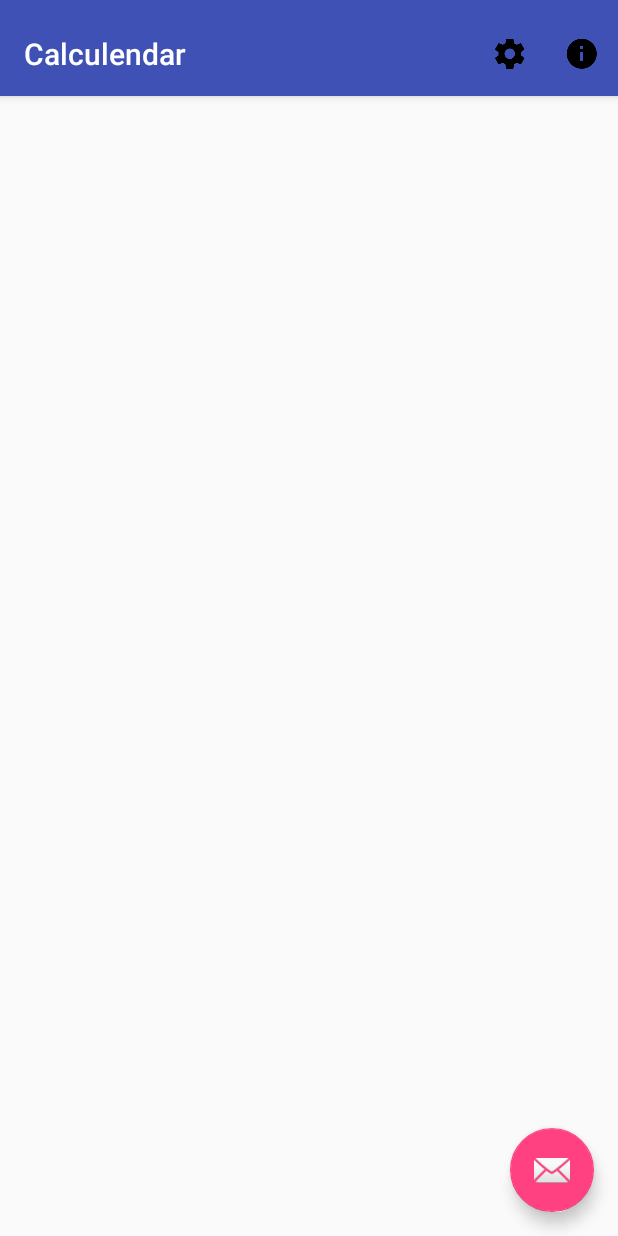
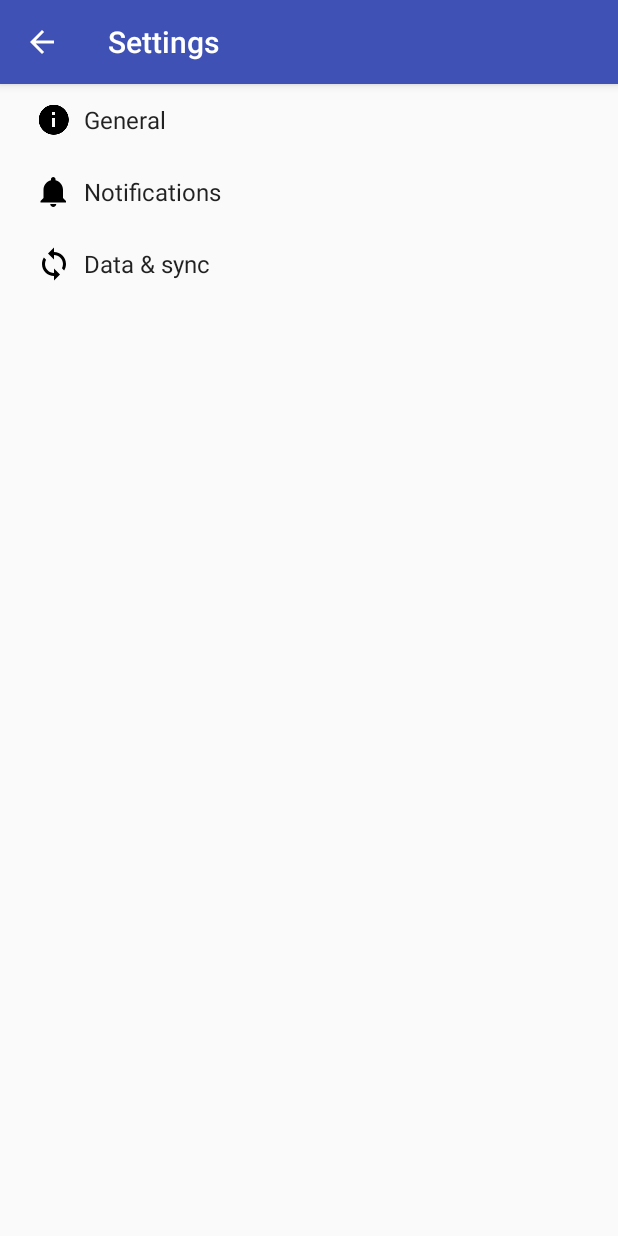
Before and after one commit to keoyauthin/Calculendar, an Android app: the screen it shows after launch (CalculendarMain before the commit, CalculendarSettings after it), after a tap on "Settings", on a phone screen of 412 x 824 dp. Run offline under Robolectric (Android 15) with nearby library versions, the phone set to English and light mode, and no system bars; libraries missing offline, so code that uses them is left out: com.orm, com.orm.query, com.wdullaer.materialdatetimepicker; 1 statement that could not run was skipped.

Commit message:
wired up settings view and onclick listeners

```diff
--- a/app/build.gradle
+++ b/app/build.gradle
@@ -9,6 +9,7 @@ android {
         targetSdkVersion 25
         versionCode 36
         versionName "3.0"
+        vectorDrawables.useSupportLibrary = true
     }
     buildTypes {
         release {
--- a/app/src/main/java/com/kennethfechter/datepicker/CalculendarMain.java
+++ b/app/src/main/java/com/kennethfechter/datepicker/CalculendarMain.java
@@ -1,23 +1,38 @@
 package com.kennethfechter.datepicker;
 
+import android.content.Intent;
 import android.support.design.widget.FloatingActionButton;
+import android.support.v4.view.GestureDetectorCompat;
 import android.support.v7.app.AppCompatActivity;
+import android.support.v7.view.ActionMode;
 import android.support.v7.widget.LinearLayoutManager;
 import android.support.v7.widget.RecyclerView;
 import android.support.v7.widget.Toolbar;
 import android.os.Bundle;
 import android.view.Menu;
+import android.view.MenuInflater;
 import android.view.MenuItem;
+import android.view.MotionEvent;
 import android.view.View;
+import android.view.GestureDetector.SimpleOnGestureListener;
 
+import com.kennethfechter.datepicker.activities.CalculendarSettings;
 import com.kennethfechter.datepicker.adapters.CalculationListAdapter;
 import com.kennethfechter.datepicker.utilities.ApplicationUtilities;
 import com.kennethfechter.datepicker.utilities.DatabaseUtilities;
 
-public class CalculendarMain extends AppCompatActivity {
+import java.util.Formatter;
+import java.util.List;
+import java.util.Locale;
+
+public class CalculendarMain extends AppCompatActivity implements RecyclerView.OnItemTouchListener {
 
     private ApplicationUtilities appUtilities;
     private RecyclerView calculationsList;
+    private CalculationListAdapter calculationsListAdapter;
+    private ActionMode mActionMode;
+    private FloatingActionButton floatingActionButton;
+    private GestureDetectorCompat gestureDetector;
 
 
     @Override
@@ -30,8 +45,8 @@ public class CalculendarMain extends AppCompatActivity {
         Toolbar toolbar = (Toolbar) findViewById(R.id.toolbar);
         setSupportActionBar(toolbar);
         appUtilities = new ApplicationUtilities(CalculendarMain.this);
-        FloatingActionButton fab = (FloatingActionButton) findViewById(R.id.fab);
-        fab.setOnClickListener(new View.OnClickListener() {
+        floatingActionButton = (FloatingActionButton) findViewById(R.id.fab);
+        floatingActionButton.setOnClickListener(new View.OnClickListener() {
             @Override
             public void onClick(View view) {
                appUtilities.CreateCalculation();
@@ -40,7 +55,18 @@ public class CalculendarMain extends AppCompatActivity {
 
         DatabaseUtilities.ArchiveAndScrub(appUtilities);
         UpdateListView();
-        fab.show();
+        floatingActionButton.show();
+        calculationsList.addOnItemTouchListener(this);
+        gestureDetector = new GestureDetectorCompat(this, new RecyclerViewOnGestureListener());
+        Bundle extras = getIntent().getExtras();
+        if(extras != null){
+            String targetAction = extras.getString("targetAction");
+            if(targetAction != null) {
+                if (targetAction.equals("create")) {
+                    appUtilities.CreateCalculation();
+                }
+            }
+        }
     }
 
     @Override
@@ -51,24 +77,142 @@ public class CalculendarMain extends AppCompatActivity {
     }
 
     @Override
+    public boolean onInterceptTouchEvent(RecyclerView rv, MotionEvent e) {
+        gestureDetector.onTouchEvent(e);
+        return false;
+    }
+
+    @Override
+    public void onTouchEvent(RecyclerView rv, MotionEvent e) {
+    }
+
+    @Override
+    public void onRequestDisallowInterceptTouchEvent(boolean b) {
+
+    }
+
+    @Override
     public boolean onOptionsItemSelected(MenuItem item) {
 
         int id = item.getItemId();
         if (id == R.id.action_settings) {
+            Intent intent = new Intent(this, CalculendarSettings.class);
+            startActivity(intent);
             return true;
         } else if (id == R.id.action_about) {
+            //Intent intent = new Intent(this, CalculendarAbout.class);
+            //startActivity(intent);
             return true;
         }
 
         return super.onOptionsItemSelected(item);
     }
 
+    private void myToggleSelection(int idx){
+        calculationsListAdapter.ToggleSelections(idx);
+        if(calculationsListAdapter.getSelectedItemCount() == 0){
+            mActionMode.finish();
+            return;
+        }
+
+        StringBuilder sb = new StringBuilder();
+        Formatter formatter = new Formatter(sb, Locale.US);
+
+        formatter.format(getString(R.string.selected_count), calculationsListAdapter.getSelectedItemCount());
+        mActionMode.setTitle(sb.toString());
+    }
+
     private void UpdateListView(){
-        calculationsList.setAdapter(DatabaseUtilities.GetCalculations(this, new CalculationListAdapter.ItemChangedInterface() {
+        calculationsListAdapter =  DatabaseUtilities.GetCalculations(this, new CalculationListAdapter.ItemChangedInterface() {
             @Override
             public void ItemChanged() {
                 UpdateListView();
+            }});
+        calculationsList.setAdapter(calculationsListAdapter);
+    }
+
+    private ActionMode.Callback mActionModeCallback = new ActionMode.Callback() {
+
+        // Called when the action mode is created; startActionMode() was called
+        @Override
+        public boolean onCreateActionMode(ActionMode mode, Menu menu) {
+            // Inflate a menu resource providing context menu items
+            MenuInflater inflater = mode.getMenuInflater();
+            floatingActionButton.hide();
+            inflater.inflate(R.menu.menu_action, menu);
+
+            return true;
+        }
+
+        // Called each time the action mode is shown. Always called after onCreateActionMode, but
+        // may be called multiple times if the mode is invalidated.
+        @Override
+        public boolean onPrepareActionMode(ActionMode mode, Menu menu) {
+            return false; // Return false if nothing is done
+        }
+
+        // Called when the user selects a contextual menu item
+        @Override
+        public boolean onActionItemClicked(ActionMode mode, MenuItem item) {
+            List<Integer> selectedItems = calculationsListAdapter.GetSelectedItems();
+            switch (item.getItemId()) {
+                case R.id.deleteItem:
+                    for(int i = selectedItems.size() - 1; i >= 0; i--){
+                        calculationsListAdapter.getCalculationAtPosition(selectedItems.get(i)).DeleteCalculation();
+                    }
+                    mode.finish(); // Action picked, so close the CAB
+                    UpdateListView(); // update list view because we just changed things
+                    return true;
+                default:
+                    return false;
             }
-        }));
+        }
+
+        // Called when the user exits the action mode
+        @Override
+        public void onDestroyActionMode(ActionMode mode) {
+           floatingActionButton.show();
+            mActionMode = null;
+            calculationsListAdapter.ClearSelections();
+        }
+    };
+
+    private void onClick(View view){
+        int idx = calculationsList.getChildAdapterPosition(view);
+        if(mActionMode != null){
+            myToggleSelection(idx);
+        }
     }
+
+    private class RecyclerViewOnGestureListener extends SimpleOnGestureListener {
+        @Override
+        public boolean onSingleTapConfirmed(MotionEvent e){
+            View view = calculationsList.findChildViewUnder(e.getX(), e.getY());
+            if(view != null){
+                onClick(view);
+            } else {
+                if(mActionMode != null){
+                    calculationsListAdapter.ClearSelections();
+                    mActionMode.finish();
+                }
+            }
+            return super.onSingleTapConfirmed(e);
+        }
+
+        @Override
+        public void onLongPress(MotionEvent e){
+            View view = calculationsList.findChildViewUnder(e.getX(), e.getY());
+            if(view != null){
+                if (mActionMode != null) {
+                    return;
+                }
+                // Start the CAB using the ActionMode.Callback defined above
+                mActionMode = CalculendarMain.this.startSupportActionMode(mActionModeCallback);
+                int idx = calculationsList.getChildAdapterPosition(view);
+                myToggleSelection(idx);
+            }
+            super.onLongPress(e);
+        }
+    }
+
 }
--- /dev/null
+++ b/app/src/main/java/com/kennethfechter/datepicker/activities/AppCompatPreferenceActivity.java
@@ -0,0 +1,110 @@
+package com.kennethfechter.datepicker.activities;
+
+import android.content.res.Configuration;
+import android.os.Bundle;
+import android.preference.PreferenceActivity;
+import android.support.annotation.LayoutRes;
+import android.support.annotation.Nullable;
+import android.support.v7.app.ActionBar;
+import android.support.v7.app.AppCompatDelegate;
+import android.support.v7.widget.Toolbar;
+import android.view.MenuInflater;
+import android.view.View;
+import android.view.ViewGroup;
+
+/**
+ * A {@link android.preference.PreferenceActivity} which implements and proxies the necessary calls
+ * to be used with AppCompat.
+ */
+public abstract class AppCompatPreferenceActivity extends PreferenceActivity {
+
+    private AppCompatDelegate mDelegate;
+
+    @Override
+    protected void onCreate(Bundle savedInstanceState) {
+        getDelegate().installViewFactory();
+        getDelegate().onCreate(savedInstanceState);
+        super.onCreate(savedInstanceState);
+    }
+
+    @Override
+    protected void onPostCreate(Bundle savedInstanceState) {
+        super.onPostCreate(savedInstanceState);
+        getDelegate().onPostCreate(savedInstanceState);
+    }
+
+    public ActionBar getSupportActionBar() {
+        return getDelegate().getSupportActionBar();
+    }
+
+    public void setSupportActionBar(@Nullable Toolbar toolbar) {
+        getDelegate().setSupportActionBar(toolbar);
+    }
+
+    @SuppressWarnings("NullableProblems")
+    @Override
+    public MenuInflater getMenuInflater() {
+        return getDelegate().getMenuInflater();
+    }
+
+    @Override
+    public void setContentView(@LayoutRes int layoutResID) {
+        getDelegate().setContentView(layoutResID);
+    }
+
+    @Override
+    public void setContentView(View view) {
+        getDelegate().setContentView(view);
+    }
+
+    @Override
+    public void setContentView(View view, ViewGroup.LayoutParams params) {
+        getDelegate().setContentView(view, params);
+    }
+
+    @Override
+    public void addContentView(View view, ViewGroup.LayoutParams params) {
+        getDelegate().addContentView(view, params);
+    }
+
+    @Override
+    protected void onPostResume() {
+        super.onPostResume();
+        getDelegate().onPostResume();
+    }
+
+    @Override
+    protected void onTitleChanged(CharSequence title, int color) {
+        super.onTitleChanged(title, color);
+        getDelegate().setTitle(title);
+    }
+
+    @Override
+    public void onConfigurationChanged(Configuration newConfig) {
+        super.onConfigurationChanged(newConfig);
+        getDelegate().onConfigurationChanged(newConfig);
+    }
+
+    @Override
+    protected void onStop() {
+        super.onStop();
+        getDelegate().onStop();
+    }
+
+    @Override
+    protected void onDestroy() {
+        super.onDestroy();
+        getDelegate().onDestroy();
+    }
+
+    public void invalidateOptionsMenu() {
+        getDelegate().invalidateOptionsMenu();
+    }
+
+    private AppCompatDelegate getDelegate() {
+        if (mDelegate == null) {
+            mDelegate = AppCompatDelegate.create(this, null);
+        }
+        return mDelegate;
+    }
+}
--- /dev/null
+++ b/app/src/main/res/drawable/ic_info_black_24dp.xml
@@ -0,0 +1,9 @@
+<vector xmlns:android="http://schemas.android.com/apk/res/android"
+    android:width="24dp"
+    android:height="24dp"
+    android:viewportHeight="24.0"
+    android:viewportWidth="24.0">
+    <path
+        android:fillColor="#FF000000"
+        android:pathData="M12,2C6.48,2 2,6.48 2,12s4.48,10 10,10 10,-4.48 10,-10S17.52,2 12,2zm1,15h-2v-6h2v6zm0,-8h-2V7h2v2z" />
+</vector>
--- /dev/null
+++ b/app/src/main/res/drawable/ic_notifications_black_24dp.xml
@@ -0,0 +1,9 @@
+<vector xmlns:android="http://schemas.android.com/apk/res/android"
+    android:width="24dp"
+    android:height="24dp"
+    android:viewportHeight="24.0"
+    android:viewportWidth="24.0">
+    <path
+        android:fillColor="#FF000000"
+        android:pathData="M11.5,22c1.1,0 2,-0.9 2,-2h-4c0,1.1 0.9,2 2,2zm6.5,-6v-5.5c0,-3.07 -2.13,-5.64 -5,-6.32V3.5c0,-0.83 -0.67,-1.5 -1.5,-1.5S10,2.67 10,3.5v0.68c-2.87,0.68 -5,3.25 -5,6.32V16l-2,2v1h17v-1l-2,-2z" />
+</vector>
--- /dev/null
+++ b/app/src/main/res/drawable/ic_sync_black_24dp.xml
@@ -0,0 +1,9 @@
+<vector xmlns:android="http://schemas.android.com/apk/res/android"
+    android:width="24dp"
+    android:height="24dp"
+    android:viewportHeight="24.0"
+    android:viewportWidth="24.0">
+    <path
+        android:fillColor="#FF000000"
+        android:pathData="M12 4V1L8 5l4 4V6c3.31 0 6 2.69 6 6 0 1.01,-.25 1.97,-.7 2.8l1.46 1.46C19.54 15.03 20 13.57 20 12c0,-4.42,-3.58,-8,-8,-8zm0 14c-3.31 0,-6,-2.69,-6,-6 0,-1.01.25,-1.97.7,-2.8L5.24 7.74C4.46 8.97 4 10.43 4 12c0 4.42 3.58 8 8 8v3l4,-4,-4,-4v3z" />
+</vector>
--- /dev/null
+++ b/app/src/main/res/menu/menu_action.xml
@@ -0,0 +1,9 @@
+<?xml version="1.0" encoding="utf-8"?>
+<menu xmlns:android="http://schemas.android.com/apk/res/android"
+    xmlns:app="http://schemas.android.com/apk/res-auto">
+    <item
+        android:id="@+id/deleteItem"
+        android:icon="@drawable/ic_delete_black_24dp"
+        app:showAsAction="always"
+        android:title="@string/delete" />
+</menu>
--- a/app/src/main/res/values/strings.xml
+++ b/app/src/main/res/values/strings.xml
@@ -14,6 +14,8 @@
     <string name="create_shortcut_long_label">Create calculation</string>
     <string name="shortcut_disabled_message">This shortcut is disabled</string>
 
+    <string name="selected_count">%1$s selected</string>
+
     <!-- Strings for Options Dialog -->
     <string name="saturdays">Saturdays</string>
     <string name="sundays">Sundays</string>
@@ -21,4 +23,78 @@
     <string name="custom_days">Custom Days</string>
     <string name="exclusion_options">Exclusion Options</string>
     <string name="validation_error_start_date_must_occur_before_end_date">Validation Error: start date must occur before end date</string>
+    <string name="delete">Delete</string>
+    <string name="title_activity_calculendar_settings">Settings</string>
+
+    <!-- Strings related to Settings -->
+
+    <!-- Example General settings -->
+    <string name="pref_header_general">General</string>
+
+    <string name="pref_title_social_recommendations">Enable social recommendations</string>
+    <string name="pref_description_social_recommendations">Recommendations for people to contact
+        based on your message history
+    </string>
+
+    <string name="pref_title_display_name">Display name</string>
+    <string name="pref_default_display_name">John Smith</string>
+
+    <string name="pref_title_add_friends_to_messages">Add friends to messages</string>
+    <string-array name="pref_example_list_titles">
+        <item>Always</item>
+        <item>When possible</item>
+        <item>Never</item>
+    </string-array>
+    <string-array name="pref_example_list_values">
+        <item>1</item>
+        <item>0</item>
+        <item>-1</item>
+    </string-array>
+
+    <!-- Example settings for Data & Sync -->
+    <string name="pref_header_data_sync">Data &amp; sync</string>
+
+    <string name="pref_title_sync_frequency">Sync frequency</string>
+    <string-array name="pref_sync_frequency_titles">
+        <item>15 minutes</item>
+        <item>30 minutes</item>
+        <item>1 hour</item>
+        <item>3 hours</item>
+        <item>6 hours</item>
+        <item>Never</item>
+    </string-array>
+    <string-array name="pref_sync_frequency_values">
+        <item>15</item>
+        <item>30</item>
+        <item>60</item>
+        <item>180</item>
+        <item>360</item>
+        <item>-1</item>
+    </string-array>
+
+    <string-array name="list_preference_entries">
+        <item>Entry 1</item>
+        <item>Entry 2</item>
+        <item>Entry 3</item>
+    </string-array>
+
+    <string-array name="list_preference_entry_values">
+        <item>1</item>
+        <item>2</item>
+        <item>3</item>
+    </string-array>
+
+    <string-array name="multi_select_list_preference_default_value" />
+
+    <string name="pref_title_system_sync_settings">System sync settings</string>
+
+    <!-- Example settings for Notifications -->
+    <string name="pref_header_notifications">Notifications</string>
+
+    <string name="pref_title_new_message_notifications">New message notifications</string>
+
+    <string name="pref_title_ringtone">Ringtone</string>
+    <string name="pref_ringtone_silent">Silent</string>
+
+    <string name="pref_title_vibrate">Vibrate</string>
 </resources>
--- /dev/null
+++ b/app/src/main/res/xml/pref_data_sync.xml
@@ -0,0 +1,15 @@
+<PreferenceScreen xmlns:android="http://schemas.android.com/apk/res/android">
+
+    <!-- NOTE: Hide buttons to simplify the UI. Users can touch outside the dialog to
+         dismiss it. -->
+    <!-- NOTE: ListPreference's summary should be set to its value by the activity code. -->
+    <ListPreference
+        android:defaultValue="180"
+        android:entries="@array/pref_sync_frequency_titles"
+        android:entryValues="@array/pref_sync_frequency_values"
+        android:key="sync_frequency"
+        android:negativeButtonText="@null"
+        android:positiveButtonText="@null"
+        android:title="@string/pref_title_sync_frequency" />
+
+</PreferenceScreen>
--- /dev/null
+++ b/app/src/main/res/xml/pref_general.xml
@@ -0,0 +1,33 @@
+<PreferenceScreen xmlns:android="http://schemas.android.com/apk/res/android">
+
+    <SwitchPreference
+        android:defaultValue="true"
+        android:key="example_switch"
+        android:summary="@string/pref_description_social_recommendations"
+        android:title="@string/pref_title_social_recommendations" />
+
+    <!-- NOTE: EditTextPreference accepts EditText attributes. -->
+    <!-- NOTE: EditTextPreference's summary should be set to its value by the activity code. -->
+    <EditTextPreference
+        android:capitalize="words"
+        android:defaultValue="@string/pref_default_display_name"
+        android:inputType="textCapWords"
+        android:key="example_text"
+        android:maxLines="1"
+        android:selectAllOnFocus="true"
+        android:singleLine="true"
+        android:title="@string/pref_title_display_name" />
+
+    <!-- NOTE: Hide buttons to simplify the UI. Users can touch outside the dialog to
+         dismiss it. -->
+    <!-- NOTE: ListPreference's summary should be set to its value by the activity code. -->
+    <ListPreference
+        android:defaultValue="-1"
+        android:entries="@array/pref_example_list_titles"
+        android:entryValues="@array/pref_example_list_values"
+        android:key="example_list"
+        android:negativeButtonText="@null"
+        android:positiveButtonText="@null"
+        android:title="@string/pref_title_add_friends_to_messages" />
+
+</PreferenceScreen>
--- /dev/null
+++ b/app/src/main/res/xml/pref_headers.xml
@@ -0,0 +1,20 @@
+<preference-headers xmlns:android="http://schemas.android.com/apk/res/android">
+
+    <!-- These settings headers are only used on tablets. -->
+
+    <header
+        android:fragment="com.kennethfechter.datepicker.activities.CalculendarSettings$GeneralPreferenceFragment"
+        android:icon="@drawable/ic_info_black_24dp"
+        android:title="@string/pref_header_general" />
+
+    <header
+        android:fragment="com.kennethfechter.datepicker.activities.CalculendarSettings$NotificationPreferenceFragment"
+        android:icon="@drawable/ic_notifications_black_24dp"
+        android:title="@string/pref_header_notifications" />
+
+    <header
+        android:fragment="com.kennethfechter.datepicker.activities.CalculendarSettings$DataSyncPreferenceFragment"
+        android:icon="@drawable/ic_sync_black_24dp"
+        android:title="@string/pref_header_data_sync" />
+
+</preference-headers>
```
Also changed, not shown: app/src/main/AndroidManifest.xml (+16 -3 lines), app/src/main/java/com/kennethfechter/datepicker/activities/CalculendarSettings.java (added, +238 -0 lines), app/src/main/res/drawable-hdpi/ic_delete_black_24dp.png (added), app/src/main/res/drawable-mdpi/ic_delete_black_24dp.png (added), app/src/main/res/drawable-xhdpi/ic_delete_black_24dp.png (added), app/src/main/res/drawable-xxhdpi/ic_delete_black_24dp.png (added), app/src/main/res/drawable-xxxhdpi/ic_delete_black_24dp.png (added).
